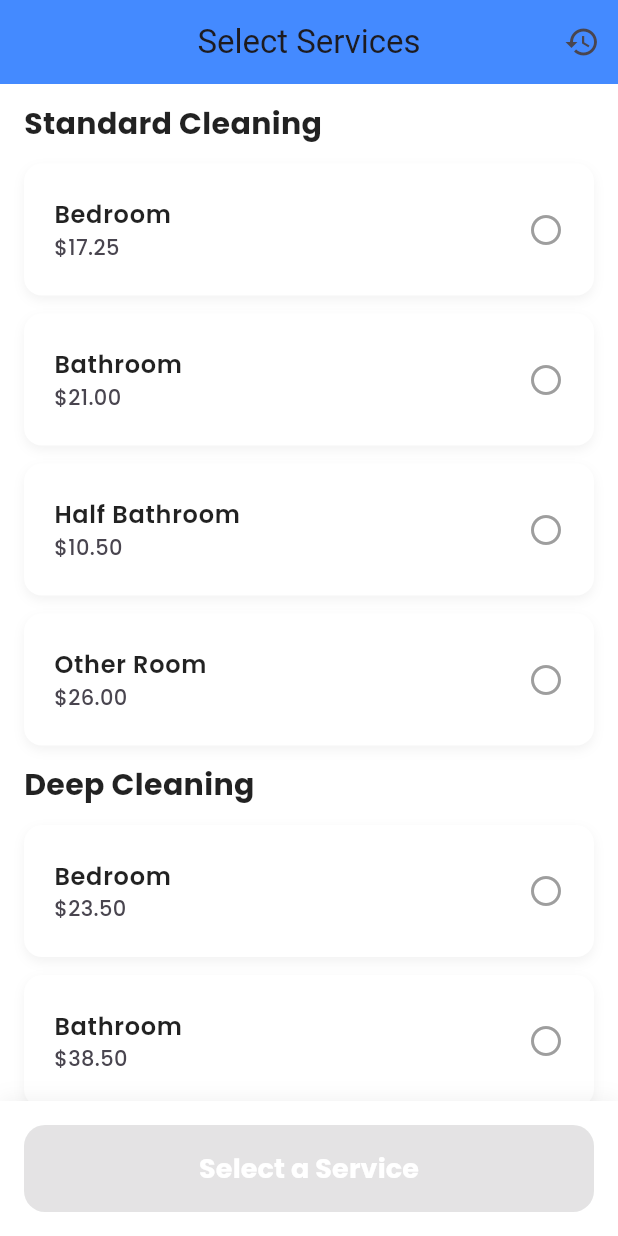
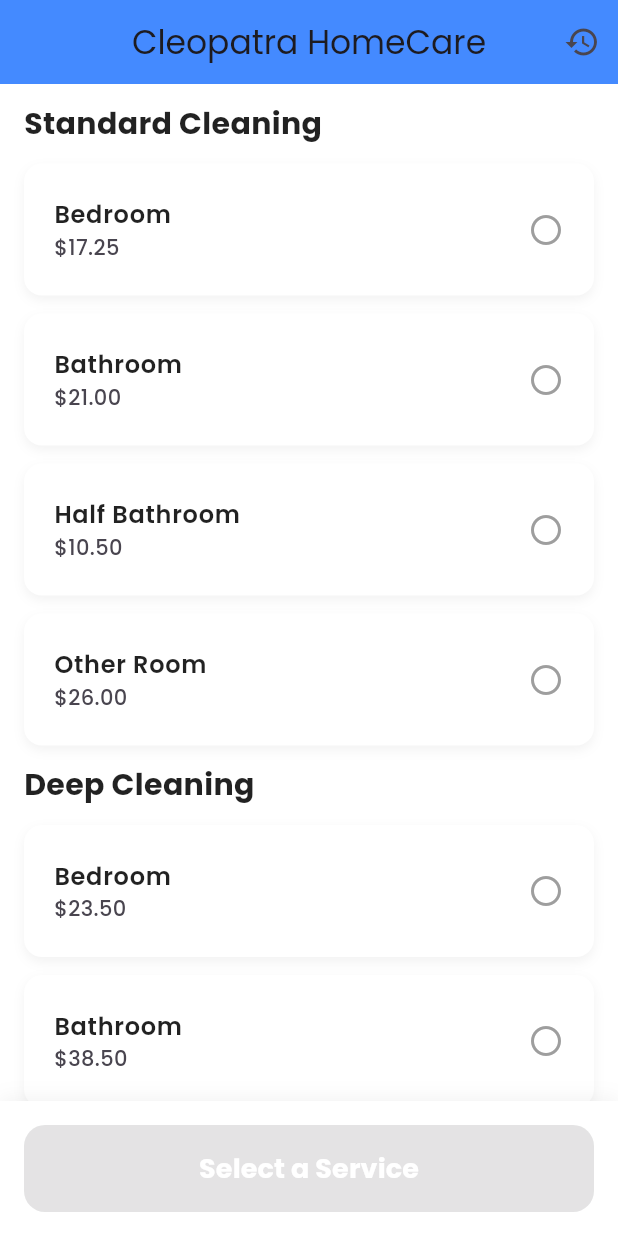
Before and after one commit to fayisdotdev/cleopatra_homeservice, a Flutter app: the screen it shows after launch, on a phone screen of 412 x 824 dp. Run offline on Flutter 3.47's test engine with Material 3 defaults, Android fonts, the phone set to English and light mode, and no system bars; our stand-ins replace get, get_storage, google_fonts.

Commit message:
cleopatra updated ui

```diff
--- a/lib/screens/home_page.dart
+++ b/lib/screens/home_page.dart
@@ -15,7 +15,7 @@ class HomeScreen extends StatelessWidget {
 
     return Scaffold(
       appBar: AppBar(
-        title: const Text("Select Services"),
+        title: Text("Cleopatra HomeCare", style: GoogleFonts.poppins(),),
         centerTitle: true,
         backgroundColor: Colors.blueAccent,
         elevation: 0,
```
Also changed, not shown: 1 other file.
